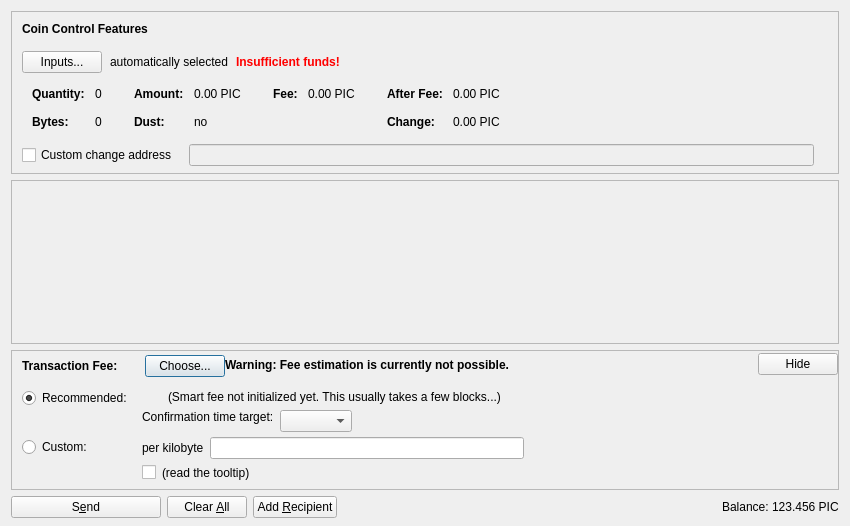
Above: src/qt/forms/sendcoinsdialog.ui from minblock/picscoin before the change. Below: the same form after it.
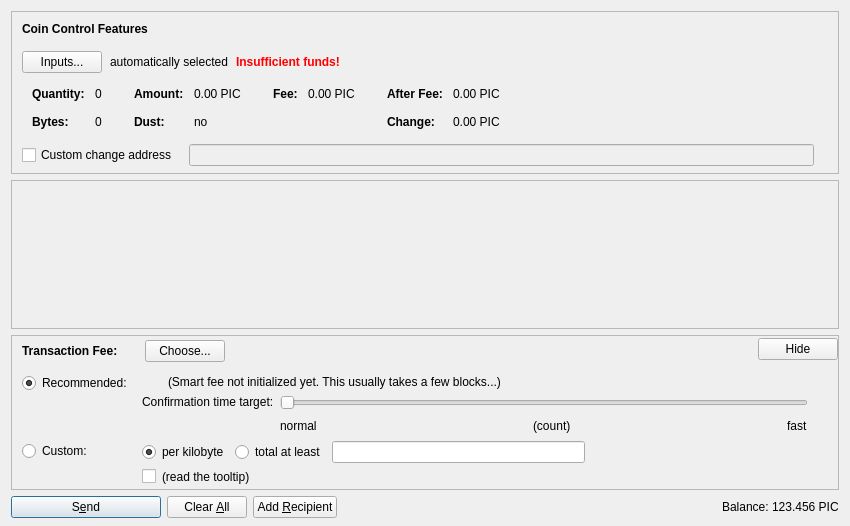
That is the form after the change. Icons and pictures are not drawn. Custom widgets are drawn as their Qt base class.

Patch:
```diff
--- a/src/qt/forms/sendcoinsdialog.ui
+++ b/src/qt/forms/sendcoinsdialog.ui
@@ -759,33 +759,11 @@
             </item>
            </layout>
           </item>
-          <item>
-           <widget class="QLabel" name="fallbackFeeWarningLabel">
-            <property name="toolTip">
-             <string>Using the fallbackfee can result in sending a transaction that will take several hours or days (or never) to confirm. Consider choosing your fee manually or wait until you have validated the complete chain.</string>
-            </property>
-            <property name="font">
-            <font>
-                <weight>75</weight>
-                <bold>true</bold>
-            </font>
-            </property>
-            <property name="text">
-             <string>Warning: Fee estimation is currently not possible.</string>
-            </property>
-            <property name="wordWrap">
-             <bool>false</bool>
-            </property>
-           </widget>
-          </item>
           <item>
            <spacer name="horizontalSpacer_4">
             <property name="orientation">
              <enum>Qt::Horizontal</enum>
             </property>
-            <property name="sizeType">
-             <enum>QSizePolicy::MinimumExpanding</enum>
-            </property>
             <property name="sizeHint" stdset="0">
              <size>
               <width>40</width>
@@ -846,13 +824,32 @@
                <item>
                 <layout class="QHBoxLayout" name="horizontalLayoutFee13">
                  <item>
-                  <widget class="QLabel" name="labelCustomPerKilobyte">
+                  <widget class="QRadioButton" name="radioCustomPerKilobyte">
                    <property name="toolTip">
                     <string>If the custom fee is set to 1000 satoshis and the transaction is only 250 bytes, then &quot;per kilobyte&quot; only pays 250 satoshis in fee, while &quot;total at least&quot; pays 1000 satoshis. For transactions bigger than a kilobyte both pay by kilobyte.</string>
                    </property>
                    <property name="text">
                     <string>per kilobyte</string>
                    </property>
+                   <property name="checked">
+                    <bool>true</bool>
+                   </property>
+                   <attribute name="buttonGroup">
+                    <string notr="true">groupCustomFee</string>
+                   </attribute>
+                  </widget>
+                 </item>
+                 <item>
+                  <widget class="QRadioButton" name="radioCustomAtLeast">
+                   <property name="toolTip">
+                    <string>If the custom fee is set to 1000 satoshis and the transaction is only 250 bytes, then &quot;per kilobyte&quot; only pays 250 satoshis in fee, while &quot;total at least&quot; pays 1000 satoshis. For transactions bigger than a kilobyte both pay by kilobyte.</string>
+                   </property>
+                   <property name="text">
+                    <string>total at least</string>
+                   </property>
+                   <attribute name="buttonGroup">
+                    <string notr="true">groupCustomFee</string>
+                   </attribute>
                   </widget>
                  </item>
                  <item>
@@ -1062,15 +1059,44 @@
                     <number>30</number>
                    </property>
                    <item>
-                    <layout class="QHBoxLayout" name="horizontalLayoutConfTarget">
-                     <property name="bottomMargin">
+                    <widget class="QSlider" name="sliderSmartFee">
+                     <property name="minimum">
                       <number>0</number>
                      </property>
+                     <property name="maximum">
+                      <number>23</number>
+                     </property>
+                     <property name="pageStep">
+                      <number>1</number>
+                     </property>
+                     <property name="value">
+                      <number>0</number>
+                     </property>
+                     <property name="orientation">
+                      <enum>Qt::Horizontal</enum>
+                     </property>
+                     <property name="invertedAppearance">
+                      <bool>false</bool>
+                     </property>
+                     <property name="invertedControls">
+                      <bool>false</bool>
+                     </property>
+                     <property name="tickPosition">
+                      <enum>QSlider::NoTicks</enum>
+                     </property>
+                    </widget>
+                   </item>
+                   <item>
+                    <layout class="QHBoxLayout" name="horizontalLayoutFee10">
                      <item>
-                      <widget class="QComboBox" name="confTargetSelector"/>
+                      <widget class="QLabel" name="labelSmartFeeNormal">
+                       <property name="text">
+                        <string>normal</string>
+                       </property>
+                      </widget>
                      </item>
                      <item>
-                      <spacer name="horizontalSpacerConfTarget">
+                      <spacer name="horizontalSpacer_7">
                        <property name="orientation">
                         <enum>Qt::Horizontal</enum>
                        </property>
@@ -1082,6 +1108,33 @@
                        </property>
                       </spacer>
                      </item>
+                     <item>
+                      <widget class="QLabel" name="confirmationTargetLabel">
+                       <property name="text">
+                        <string notr="true">(count)</string>
+                       </property>
+                      </widget>
+                     </item>
+                     <item>
+                      <spacer name="horizontalSpacer_3">
+                       <property name="orientation">
+                        <enum>Qt::Horizontal</enum>
+                       </property>
+                       <property name="sizeHint" stdset="0">
+                        <size>
+                         <width>40</width>
+                         <height>20</height>
+                        </size>
+                       </property>
+                      </spacer>
+                     </item>
+                     <item>
+                      <widget class="QLabel" name="labelSmartFeeFast">
+                       <property name="text">
+                        <string>fast</string>
+                       </property>
+                      </widget>
+                     </item>
                     </layout>
                    </item>
                   </layout>
@@ -1115,8 +1168,8 @@
           </property>
           <property name="sizeHint" stdset="0">
            <size>
-            <width>40</width>
-            <height>5</height>
+            <width>800</width>
+            <height>1</height>
            </size>
           </property>
          </spacer>
@@ -1150,7 +1203,7 @@
         <bool>false</bool>
        </property>
        <property name="default">
-        <bool>false</bool>
+        <bool>true</bool>
        </property>
       </widget>
      </item>
```
Left out of the diff: 5 changed lines with no effect on the pictures.
